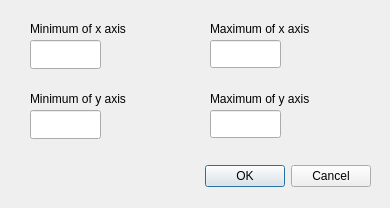
Before: the Qt Designer form cogstat/ui/xylims.ui in cogstat/cogstat, drawn with Qt 5.
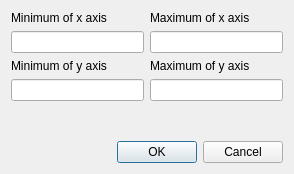
After: the same form once the commit is applied.

Commit message: use layout manager for dialogs fixes #159

What changed in the file:
```diff
--- a/cogstat/ui/xylims.ui
+++ b/cogstat/ui/xylims.ui
@@ -6,40 +6,44 @@
    <rect>
     <x>0</x>
     <y>0</y>
-    <width>390</width>
-    <height>208</height>
+    <width>294</width>
+    <height>174</height>
    </rect>
   </property>
-  <property name="sizePolicy">
-   <sizepolicy hsizetype="Fixed" vsizetype="Fixed">
-    <horstretch>0</horstretch>
-    <verstretch>0</verstretch>
-   </sizepolicy>
-  </property>
-  <property name="minimumSize">
-   <size>
-    <width>390</width>
-    <height>208</height>
-   </size>
-  </property>
-  <property name="maximumSize">
-   <size>
-    <width>390</width>
-    <height>208</height>
-   </size>
-  </property>
   <property name="windowTitle">
    <string>Options</string>
   </property>
+  <layout class="QGridLayout" name="gridLayout">
+   <item row="3" column="0">
+    <widget class="QLineEdit" name="lineEdit_3">
+     <property name="text">
+      <string/>
+     </property>
+    </widget>
+   </item>
+   <item row="0" column="1">
+    <widget class="QLabel" name="label_2">
+     <property name="text">
+      <string>Maximum of x axis</string>
+     </property>
+    </widget>
+   </item>
+   <item row="3" column="1">
+    <widget class="QLineEdit" name="lineEdit_4">
+     <property name="text">
+      <string/>
+     </property>
+    </widget>
+   </item>
+   <item row="1" column="0">
+    <widget class="QLineEdit" name="lineEdit">
+     <property name="text">
+      <string/>
+     </property>
+    </widget>
+   </item>
+   <item row="5" column="0" colspan="2">
   <widget class="QDialogButtonBox" name="buttonBox">
-   <property name="geometry">
-    <rect>
-     <x>30</x>
-     <y>160</y>
-     <width>341</width>
-     <height>32</height>
-    </rect>
-   </property>
    <property name="orientation">
     <enum>Qt::Horizontal</enum>
    </property>
@@ -47,110 +51,49 @@
     <set>QDialogButtonBox::Cancel|QDialogButtonBox::Ok</set>
    </property>
   </widget>
-  <widget class="QLineEdit" name="lineEdit">
-   <property name="geometry">
-    <rect>
-     <x>30</x>
-     <y>40</y>
-     <width>71</width>
-     <height>29</height>
-    </rect>
-   </property>
-   <property name="text">
-    <string/>
-   </property>
-  </widget>
+   </item>
+   <item row="0" column="0">
   <widget class="QLabel" name="label">
-   <property name="geometry">
-    <rect>
-     <x>30</x>
-     <y>20</y>
-     <width>171</width>
-     <height>17</height>
-    </rect>
-   </property>
    <property name="text">
     <string>Minimum of x axis</string>
    </property>
   </widget>
-  <widget class="QLabel" name="label_2">
-   <property name="geometry">
-    <rect>
-     <x>210</x>
-     <y>20</y>
-     <width>161</width>
-     <height>17</height>
-    </rect>
-   </property>
-   <property name="text">
-    <string>Maximum of x axis</string>
-   </property>
-  </widget>
-  <widget class="QLineEdit" name="lineEdit_2">
-   <property name="geometry">
-    <rect>
-     <x>210</x>
-     <y>40</y>
-     <width>71</width>
-     <height>28</height>
-    </rect>
-   </property>
-   <property name="text">
-    <string/>
-   </property>
-  </widget>
-  <widget class="QLineEdit" name="lineEdit_3">
-   <property name="geometry">
-    <rect>
-     <x>30</x>
-     <y>110</y>
-     <width>71</width>
-     <height>29</height>
-    </rect>
-   </property>
-   <property name="text">
-    <string/>
-   </property>
-  </widget>
+   </item>
+   <item row="2" column="0">
   <widget class="QLabel" name="label_3">
-   <property name="geometry">
-    <rect>
-     <x>30</x>
-     <y>90</y>
-     <width>171</width>
-     <height>17</height>
-    </rect>
-   </property>
    <property name="text">
     <string>Minimum of y axis</string>
    </property>
   </widget>
+   </item>
+   <item row="1" column="1">
+    <widget class="QLineEdit" name="lineEdit_2">
+     <property name="text">
+      <string/>
+     </property>
+    </widget>
+   </item>
+   <item row="2" column="1">
   <widget class="QLabel" name="label_4">
-   <property name="geometry">
-    <rect>
-     <x>210</x>
-     <y>90</y>
-     <width>161</width>
-     <height>17</height>
-    </rect>
-   </property>
    <property name="text">
     <string>Maximum of y axis</string>
    </property>
   </widget>
-  <widget class="QLineEdit" name="lineEdit_4">
-   <property name="geometry">
-    <rect>
-     <x>210</x>
-     <y>110</y>
-     <width>71</width>
-     <height>28</height>
-    </rect>
-   </property>
-   <property name="text">
-    <string/>
-   </property>
-  </widget>
+   </item>
+   <item row="4" column="0">
+    <spacer name="verticalSpacer">
+     <property name="orientation">
+      <enum>Qt::Vertical</enum>
+     </property>
+     <property name="sizeHint" stdset="0">
+      <size>
+       <width>20</width>
+       <height>40</height>
+      </size>
+     </property>
+    </spacer>
+   </item>
+  </layout>
  </widget>
  <tabstops>
   <tabstop>lineEdit</tabstop>
```
Lines whose indentation alone changed are shown as unchanged. The commit also changes 27 other files.
